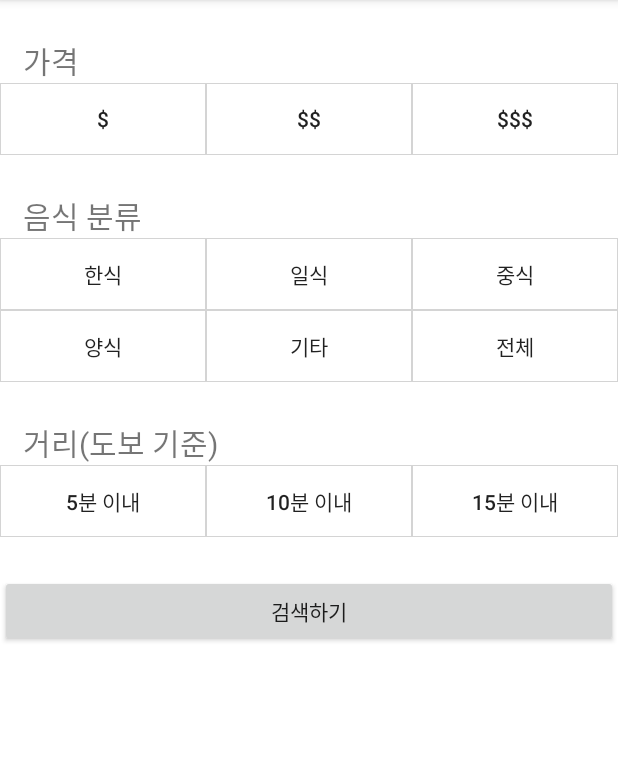
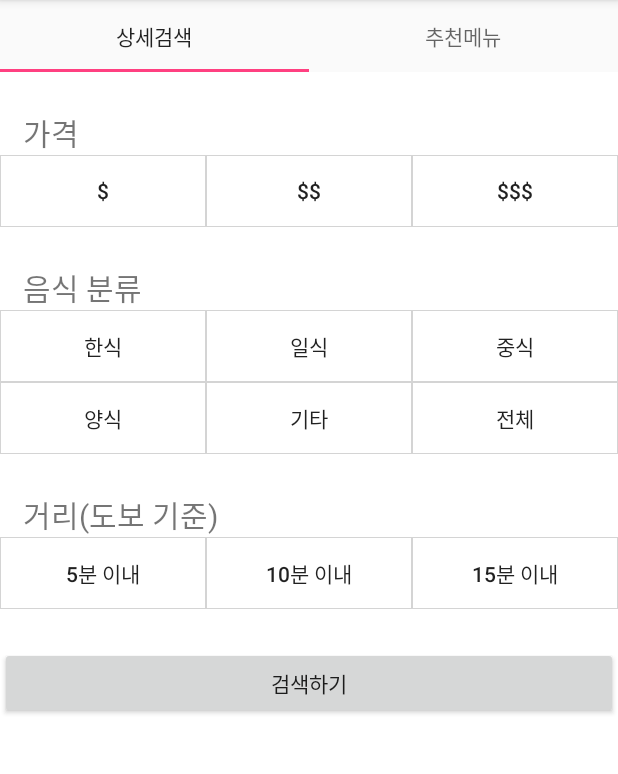
Before and after one commit to RoySongs/lunchbox, an Android app: the fragment SearchFragment placed in its activity, on a phone screen of 412 x 824 dp, the part 84-858 px from its top. Run offline under Robolectric (Android 15) with nearby library versions, the phone set to English and light mode, and no system bars; libraries missing offline, so code that uses them is left out: com.ittianyu.bottomnavigationviewex; plain views replace BottomNavigationViewEx; 5 statements that could not run were skipped.

Commit message:
Search 화면 내 서브 fragment 및 뷰페이저 추가

```diff
--- a/app/src/main/java/lunchbox/csy/com/lunchbox/search/SearchFragment.java
+++ b/app/src/main/java/lunchbox/csy/com/lunchbox/search/SearchFragment.java
@@ -3,18 +3,21 @@ package lunchbox.csy.com.lunchbox.search;
 import android.os.Bundle;
 import android.support.annotation.NonNull;
 import android.support.annotation.Nullable;
+import android.support.design.widget.TabLayout;
 import android.support.v4.app.Fragment;
 import android.support.v4.view.ViewPager;
 import android.util.Log;
 import android.view.LayoutInflater;
 import android.view.View;
 import android.view.ViewGroup;
+import android.widget.SearchView;
 
 import lunchbox.csy.com.lunchbox.R;
 
-public class SearchFragment extends Fragment {
+public class SearchFragment extends Fragment implements TabLayout.OnTabSelectedListener{
     private static String TAG = "HomeFragment";
-
+    ViewPager viewPager;
+    TabLayout tabLayout;
     public static SearchFragment newInstance() {
         // TODO Parameters
         SearchFragment searchFragment = new SearchFragment();
@@ -25,7 +28,16 @@ public class SearchFragment extends Fragment {
     @Override
     public View onCreateView(@NonNull LayoutInflater inflater, @Nullable ViewGroup container, @Nullable Bundle savedInstanceState) {
         Log.d(TAG, "onCreateView");
-        View view = inflater.inflate(R.layout.fragment_search_detail, container, false);
+        View view = inflater.inflate(R.layout.fragment_search_main, container, false);
+
+        viewPager = (ViewPager)view.findViewById(R.id.viewPager_search);
+        SearchViewAdapter searchViewAdapter = new SearchViewAdapter(getChildFragmentManager());
+        viewPager.setAdapter(searchViewAdapter);
+
+        tabLayout = (TabLayout) view.findViewById(R.id.search_tablayout);
+        tabLayout.setupWithViewPager(viewPager);
+        tabLayout.addOnTabSelectedListener(this);
+
         return view;
     }
 
@@ -35,4 +47,18 @@ public class SearchFragment extends Fragment {
         super.onCreate(savedInstanceState);
     }
 
+    @Override
+    public void onTabSelected(TabLayout.Tab tab) {
+        viewPager.setCurrentItem(tab.getPosition());
+    }
+
+    @Override
+    public void onTabUnselected(TabLayout.Tab tab) {
+
+    }
+
+    @Override
+    public void onTabReselected(TabLayout.Tab tab) {
+
+    }
 }
--- /dev/null
+++ b/app/src/main/java/lunchbox/csy/com/lunchbox/search/SearchOneFragment.java
@@ -0,0 +1,19 @@
+package lunchbox.csy.com.lunchbox.search;
+
+import android.os.Bundle;
+import android.support.annotation.Nullable;
+import android.support.v4.app.Fragment;
+import android.view.LayoutInflater;
+import android.view.View;
+import android.view.ViewGroup;
+
+import lunchbox.csy.com.lunchbox.R;
+
+public class SearchOneFragment extends Fragment {
+    @Nullable
+    @Override
+    public View onCreateView(LayoutInflater inflater, @Nullable ViewGroup container, @Nullable Bundle savedInstanceState){
+        return inflater.inflate(R.layout.fragment_search_sub_one, container, false);
+    }
+
+}
--- /dev/null
+++ b/app/src/main/java/lunchbox/csy/com/lunchbox/search/SearchTwoFragment.java
@@ -0,0 +1,18 @@
+package lunchbox.csy.com.lunchbox.search;
+
+import android.os.Bundle;
+import android.support.v4.app.Fragment;
+import android.text.Layout;
+import android.view.LayoutInflater;
+import android.view.View;
+import android.view.ViewGroup;
+
+import lunchbox.csy.com.lunchbox.R;
+
+public class SearchTwoFragment extends Fragment {
+
+    @Override
+    public View onCreateView(LayoutInflater inflater, ViewGroup container, Bundle savedInstanceState){
+        return inflater.inflate(R.layout.fragment_search_sub_two, container, false);
+    }
+}
--- /dev/null
+++ b/app/src/main/java/lunchbox/csy/com/lunchbox/search/SearchViewAdapter.java
@@ -0,0 +1,35 @@
+package lunchbox.csy.com.lunchbox.search;
+
+import android.support.v4.app.Fragment;
+import android.support.v4.app.FragmentManager;
+import android.support.v4.app.FragmentPagerAdapter;
+
+import java.util.ArrayList;
+
+public class SearchViewAdapter extends FragmentPagerAdapter{
+
+    private String titles[] = new String[]{"상세검색","추천메뉴"};
+    ArrayList<Fragment> subFragments;
+    public SearchViewAdapter(FragmentManager fm) {
+        super(fm);
+        subFragments = new ArrayList<>();
+        subFragments.add(new SearchOneFragment());
+        subFragments.add(new SearchTwoFragment());
+    }
+
+    @Override
+    public Fragment getItem(int i) {
+        return subFragments.get(i);
+    }
+
+    @Override
+    public int getCount() {
+        return this.subFragments.size();
+    }
+
+    @Override
+    public CharSequence getPageTitle(int i){
+        return titles[i];
+    }
+
+}
--- /dev/null
+++ b/app/src/main/res/layout/fragment_search_main.xml
@@ -0,0 +1,24 @@
+<?xml version="1.0" encoding="utf-8"?>
+<LinearLayout
+    android:layout_height="match_parent"
+    android:layout_width="match_parent"
+    android:orientation="vertical"
+    xmlns:android="http://schemas.android.com/apk/res/android">
+    <android.support.design.widget.TabLayout
+        android:id="@+id/search_tablayout"
+        android:layout_width="match_parent"
+        android:layout_height="wrap_content"
+        app:tabMode="fixed"
+        app:tabGravity="fill"
+        xmlns:app="http://schemas.android.com/apk/res-auto"
+        xmlns:android="http://schemas.android.com/apk/res/android">
+
+    </android.support.design.widget.TabLayout>
+    <android.support.v4.view.ViewPager
+        android:id="@+id/viewPager_search"
+        android:layout_width="match_parent"
+        android:layout_height="match_parent"
+        xmlns:android="http://schemas.android.com/apk/res/android">
+    </android.support.v4.view.ViewPager>
+
+</LinearLayout>
```
Also changed, not shown: app/src/main/res/layout/fragment_search_course.xml (deleted, +0 -59 lines), app/src/main/res/layout/fragment_search_sub_two.xml (added, +8 -0 lines), app/src/main/res/layout/fragment_search_sub_one.xml (renamed from app/src/main/res/layout/fragment_search_detail.xml).
